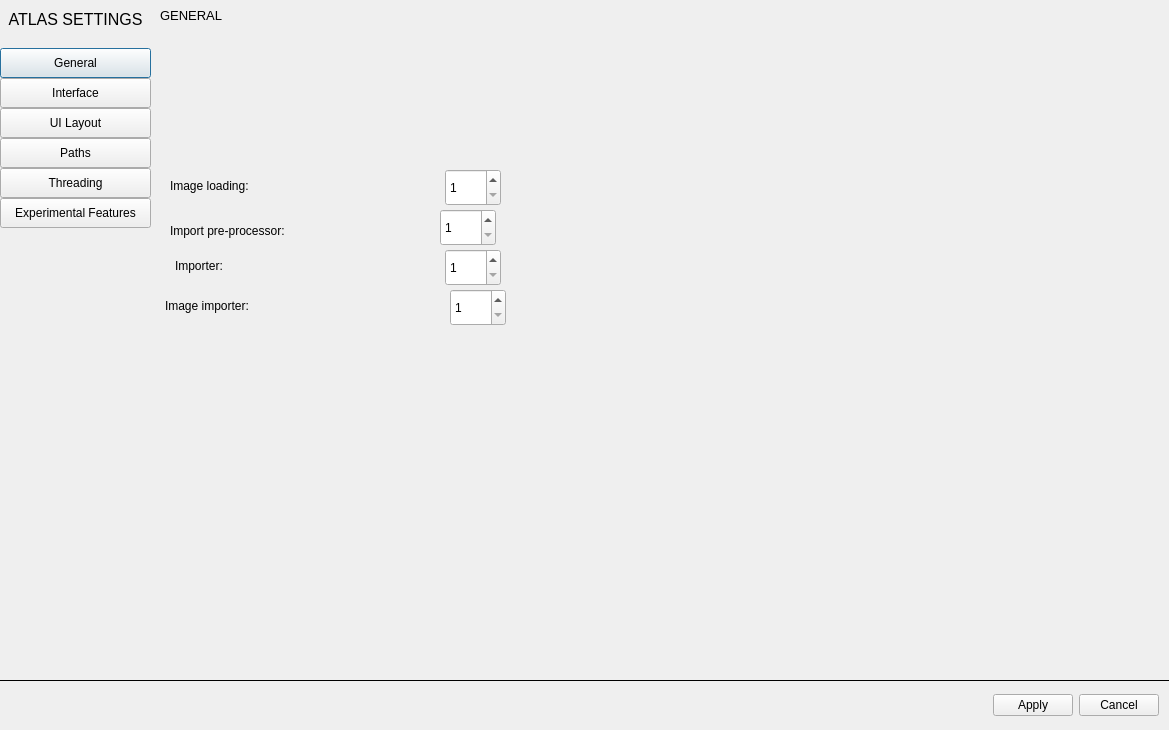
Qt form atlas/ui/dialog/SettingsDialog.ui (KJNeko/Atlas) before a commit.
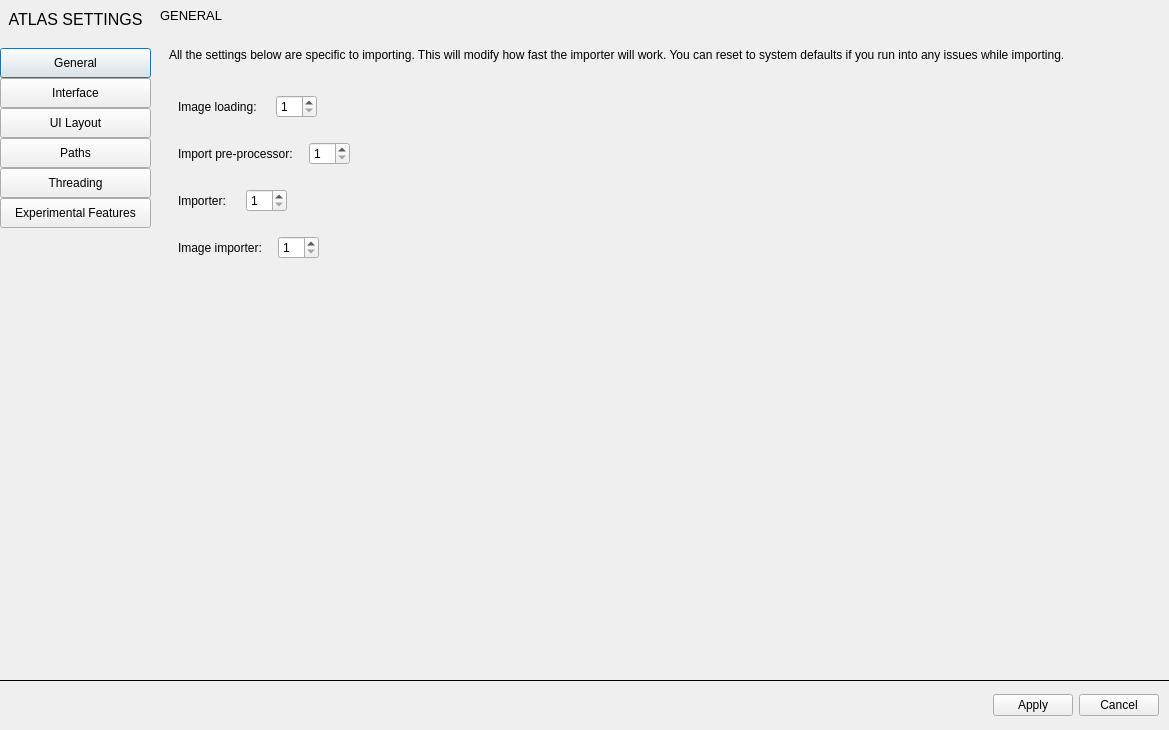
The same form after that commit. The open tabs and pages were chosen to show the change. Icons and pictures are not drawn.

Commit message: Added layout for threading menu

Patch:
```diff
--- a/atlas/ui/dialog/SettingsDialog.ui
+++ b/atlas/ui/dialog/SettingsDialog.ui
@@ -2352,124 +2352,257 @@
      </widget>
      <widget class="QWidget" name="settingsThreading">
       <layout class="QGridLayout" name="gridLayout_13">
+       <item row="2" column="0">
+        <spacer name="verticalSpacer_10">
+         <property name="orientation">
+          <enum>Qt::Vertical</enum>
+         </property>
+         <property name="sizeHint" stdset="0">
+          <size>
+           <width>20</width>
+           <height>40</height>
+          </size>
+         </property>
+        </spacer>
+       </item>
+       <item row="1" column="0">
+        <widget class="QWidget" name="ThreadingWidget" native="true">
+         <layout class="QGridLayout" name="gridLayout_22">
+          <item row="2" column="0">
+           <widget class="QWidget" name="widget_8" native="true">
+            <layout class="QGridLayout" name="gridLayout_20">
+             <item row="0" column="0">
+              <widget class="QLabel" name="label_45">
+               <property name="text">
+                <string>Importer: </string>
+               </property>
+              </widget>
+             </item>
+             <item row="0" column="2">
+              <widget class="QSpinBox" name="sbImportThreads">
+               <property name="minimum">
+                <number>1</number>
+               </property>
+               <property name="maximum">
+                <number>32</number>
+               </property>
+              </widget>
+             </item>
+             <item row="0" column="1">
+              <spacer name="horizontalSpacer_23">
+               <property name="orientation">
+                <enum>Qt::Horizontal</enum>
+               </property>
+               <property name="sizeType">
+                <enum>QSizePolicy::Maximum</enum>
+               </property>
+               <property name="sizeHint" stdset="0">
+                <size>
+                 <width>10</width>
+                 <height>20</height>
+                </size>
+               </property>
+              </spacer>
+             </item>
+             <item row="0" column="3">
+              <spacer name="horizontalSpacer_24">
+               <property name="orientation">
+                <enum>Qt::Horizontal</enum>
+               </property>
+               <property name="sizeHint" stdset="0">
+                <size>
+                 <width>40</width>
+                 <height>20</height>
+                </size>
+               </property>
+              </spacer>
+             </item>
+            </layout>
+           </widget>
+          </item>
+          <item row="3" column="0">
+           <widget class="QWidget" name="widget_9" native="true">
+            <layout class="QGridLayout" name="gridLayout_21">
+             <item row="0" column="2">
+              <widget class="QSpinBox" name="sbImageImportThreads">
+               <property name="minimum">
+                <number>1</number>
+               </property>
+               <property name="maximum">
+                <number>32</number>
+               </property>
+              </widget>
+             </item>
+             <item row="0" column="1">
+              <spacer name="horizontalSpacer_25">
+               <property name="orientation">
+                <enum>Qt::Horizontal</enum>
+               </property>
+               <property name="sizeType">
+                <enum>QSizePolicy::Maximum</enum>
+               </property>
+               <property name="sizeHint" stdset="0">
+                <size>
+                 <width>10</width>
+                 <height>20</height>
+                </size>
+               </property>
+              </spacer>
+             </item>
+             <item row="0" column="0">
+              <widget class="QLabel" name="label_46">
+               <property name="text">
+                <string>Image importer:</string>
+               </property>
+              </widget>
+             </item>
+             <item row="0" column="3">
+              <spacer name="horizontalSpacer_26">
+               <property name="orientation">
+                <enum>Qt::Horizontal</enum>
+               </property>
+               <property name="sizeHint" stdset="0">
+                <size>
+                 <width>40</width>
+                 <height>20</height>
+                </size>
+               </property>
+              </spacer>
+             </item>
+            </layout>
+           </widget>
+          </item>
+          <item row="1" column="0">
+           <widget class="QWidget" name="widget_7" native="true">
+            <layout class="QGridLayout" name="gridLayout_19">
+             <item row="0" column="1">
+              <spacer name="horizontalSpacer_20">
+               <property name="orientation">
+                <enum>Qt::Horizontal</enum>
+               </property>
+               <property name="sizeType">
+                <enum>QSizePolicy::Maximum</enum>
+               </property>
+               <property name="sizeHint" stdset="0">
+                <size>
+                 <width>10</width>
+                 <height>20</height>
+                </size>
+               </property>
+              </spacer>
+             </item>
+             <item row="0" column="2">
+              <widget class="QSpinBox" name="sbImportPreProcessorThreads">
+               <property name="minimum">
+                <number>1</number>
+               </property>
+               <property name="maximum">
+                <number>32</number>
+               </property>
+              </widget>
+             </item>
+             <item row="0" column="0">
+              <widget class="QLabel" name="label_44">
+               <property name="text">
+                <string>Import pre-processor:</string>
+               </property>
+              </widget>
+             </item>
+             <item row="0" column="3">
+              <spacer name="horizontalSpacer_22">
+               <property name="orientation">
+                <enum>Qt::Horizontal</enum>
+               </property>
+               <property name="sizeHint" stdset="0">
+                <size>
+                 <width>40</width>
+                 <height>20</height>
+                </size>
+               </property>
+              </spacer>
+             </item>
+            </layout>
+           </widget>
+          </item>
+          <item row="0" column="0">
+           <widget class="QWidget" name="widget_6" native="true">
+            <layout class="QGridLayout" name="gridLayout_18">
+             <item row="0" column="1">
+              <spacer name="horizontalSpacer_18">
+               <property name="orientation">
+                <enum>Qt::Horizontal</enum>
+               </property>
+               <property name="sizeType">
+                <enum>QSizePolicy::Maximum</enum>
+               </property>
+               <property name="sizeHint" stdset="0">
+                <size>
+                 <width>10</width>
+                 <height>20</height>
+                </size>
+               </property>
+              </spacer>
+             </item>
+             <item row="0" column="0">
+              <widget class="QLabel" name="label_43">
+               <property name="text">
+                <string>Image loading: </string>
+               </property>
+              </widget>
+             </item>
+             <item row="0" column="2">
+              <widget class="QSpinBox" name="sbImageLoadingThreads">
+               <property name="minimum">
+                <number>1</number>
+               </property>
+               <property name="maximum">
+                <number>32</number>
+               </property>
+              </widget>
+             </item>
+             <item row="0" column="3">
+              <spacer name="horizontalSpacer_21">
+               <property name="orientation">
+                <enum>Qt::Horizontal</enum>
+               </property>
+               <property name="sizeHint" stdset="0">
+                <size>
+                 <width>40</width>
+                 <height>20</height>
+                </size>
+               </property>
+              </spacer>
+             </item>
+            </layout>
+           </widget>
+          </item>
+          <item row="1" column="1">
+           <spacer name="horizontalSpacer_19">
+            <property name="orientation">
+             <enum>Qt::Horizontal</enum>
+            </property>
+            <property name="sizeHint" stdset="0">
+             <size>
+              <width>40</width>
+              <height>20</height>
+             </size>
+            </property>
+           </spacer>
+          </item>
+         </layout>
+        </widget>
+       </item>
        <item row="0" column="0">
-        <widget class="QWidget" name="widget_2" native="true">
-         <widget class="QLabel" name="label_43">
-          <property name="geometry">
-           <rect>
-            <x>10</x>
-            <y>135</y>
-            <width>181</width>
-            <height>23</height>
-           </rect>
-          </property>
-          <property name="text">
-           <string>Image loading: </string>
-          </property>
-         </widget>
-         <widget class="QLabel" name="label_44">
-          <property name="geometry">
-           <rect>
-            <x>10</x>
-            <y>180</y>
-            <width>176</width>
-            <height>23</height>
-           </rect>
-          </property>
-          <property name="text">
-           <string>Import pre-processor:</string>
-          </property>
-         </widget>
-         <widget class="QLabel" name="label_45">
-          <property name="geometry">
-           <rect>
-            <x>15</x>
-            <y>215</y>
-            <width>251</width>
-            <height>23</height>
-           </rect>
-          </property>
-          <property name="text">
-           <string>Importer: </string>
-          </property>
-         </widget>
-         <widget class="QLabel" name="label_46">
-          <property name="geometry">
-           <rect>
-            <x>5</x>
-            <y>255</y>
-            <width>326</width>
-            <height>23</height>
-           </rect>
-          </property>
-          <property name="text">
-           <string>Image importer:</string>
-          </property>
-         </widget>
-         <widget class="QSpinBox" name="sbImageLoadingThreads">
-          <property name="geometry">
-           <rect>
-            <x>285</x>
-            <y>130</y>
-            <width>56</width>
-            <height>37</height>
-           </rect>
-          </property>
-          <property name="minimum">
-           <number>1</number>
-          </property>
-          <property name="maximum">
-           <number>32</number>
-          </property>
-         </widget>
-         <widget class="QSpinBox" name="sbImportPreProcessorThreads">
-          <property name="geometry">
-           <rect>
-            <x>280</x>
-            <y>170</y>
-            <width>56</width>
-            <height>37</height>
-           </rect>
-          </property>
-          <property name="minimum">
-           <number>1</number>
-          </property>
-          <property name="maximum">
-           <number>32</number>
-          </property>
-         </widget>
-         <widget class="QSpinBox" name="sbImportThreads">
-          <property name="geometry">
-           <rect>
-            <x>285</x>
-            <y>210</y>
-            <width>56</width>
-            <height>37</height>
-           </rect>
-          </property>
-          <property name="minimum">
-           <number>1</number>
-          </property>
-          <property name="maximum">
-           <number>32</number>
-          </property>
-         </widget>
-         <widget class="QSpinBox" name="sbImageImportThreads">
-          <property name="geometry">
-           <rect>
-            <x>290</x>
-            <y>250</y>
-            <width>56</width>
-            <height>37</height>
-           </rect>
-          </property>
-          <property name="minimum">
-           <number>1</number>
-          </property>
-          <property name="maximum">
-           <number>32</number>
-          </property>
-         </widget>
+        <widget class="QWidget" name="ThreadingDetails" native="true">
+         <layout class="QGridLayout" name="gridLayout_23">
+          <item row="0" column="0">
+           <widget class="QLabel" name="label_47">
+            <property name="text">
+             <string>All the settings below are specific to importing. This will modify how fast the importer will work. You can reset to system defaults if you run into any issues while importing. </string>
+            </property>
+           </widget>
+          </item>
+         </layout>
         </widget>
        </item>
       </layout>
```
Left out of the diff: 6 changed lines with no effect on the pictures.
